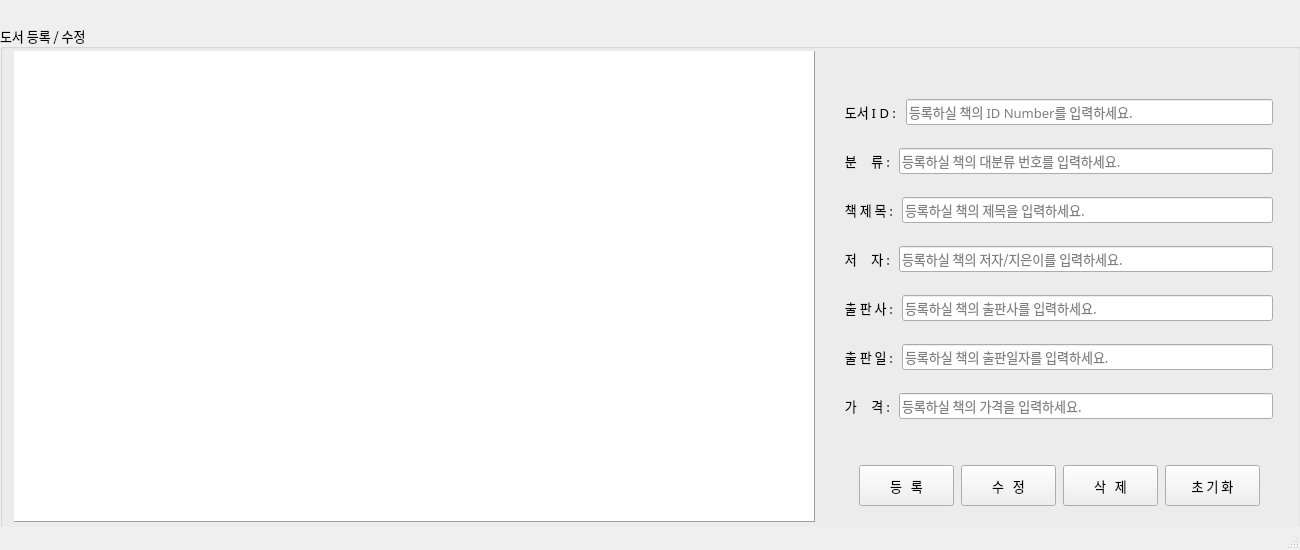
Qt form 기본 페이지 기능설정(보완필요)/bookrentalshop/bookregisterdb_ss.ui (jszxro/PK_miniproject_3) before a commit.
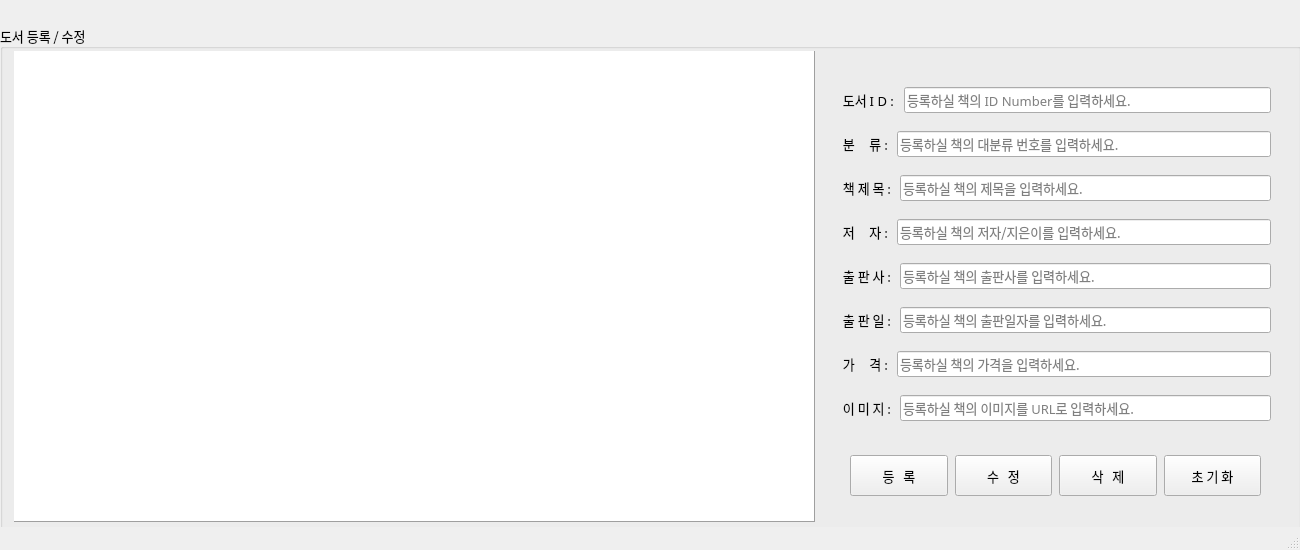
The same form after that commit.

What changed in the file:
```diff
--- a/기본 페이지 기능설정(보완필요)/bookrentalshop/bookregisterdb_ss.ui
+++ b/기본 페이지 기능설정(보완필요)/bookrentalshop/bookregisterdb_ss.ui
@@ -60,8 +60,8 @@
          <widget class="QWidget" name="verticalLayoutWidget_2">
           <property name="geometry">
            <rect>
-            <x>842</x>
-            <y>57</y>
+            <x>840</x>
+            <y>50</y>
             <width>431</width>
             <height>361</height>
            </rect>
@@ -271,14 +271,44 @@
              </item>
             </layout>
            </item>
+           <item>
+            <layout class="QHBoxLayout" name="horizontalLayout_9">
+             <item>
+              <widget class="QLabel" name="label_8">
+               <property name="maximumSize">
+                <size>
+                 <width>100</width>
+                 <height>40</height>
+                </size>
+               </property>
+               <property name="text">
+                <string> 이 미 지 : </string>
+               </property>
+              </widget>
+             </item>
+             <item>
+              <widget class="QLineEdit" name="input_book_img">
+               <property name="toolTip">
+                <string>등록하실 책의 이미지를 URL로 입력하세요.</string>
+               </property>
+               <property name="toolTipDuration">
+                <number>3</number>
+               </property>
+               <property name="placeholderText">
+                <string>등록하실 책의 이미지를 URL로 입력하세요.</string>
+               </property>
+              </widget>
+             </item>
+            </layout>
+           </item>
           </layout>
          </widget>
          <widget class="QWidget" name="horizontalLayoutWidget_8">
           <property name="geometry">
            <rect>
-            <x>859</x>
-            <y>440</y>
-            <width>401</width>
+            <x>850</x>
+            <y>430</y>
+            <width>411</width>
             <height>41</height>
            </rect>
           </property>
```
